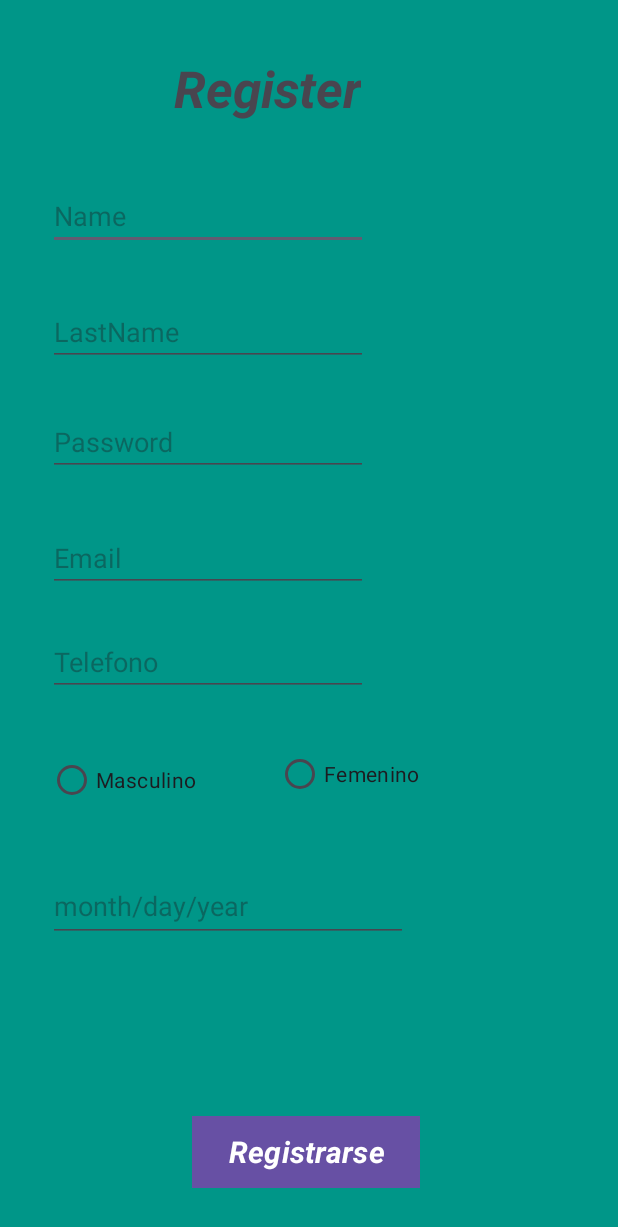
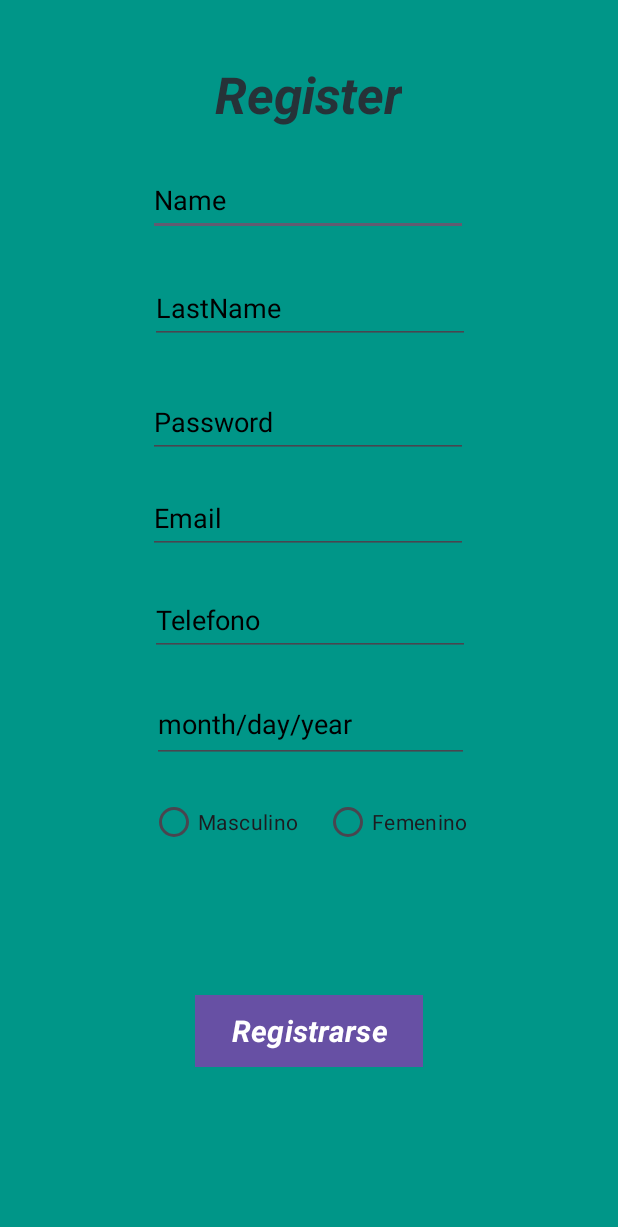
Before and after one commit to ChrisitanZ/API-StudyMentor, an Android app: the layout activity_register.xml on its own in the app's theme, with its tools: preview values and no code run, on a phone screen of 412 x 824 dp. Shown: the top 1227 px of the screen. Run offline under Robolectric (Android 15) with nearby library versions, the phone set to English and light mode, and no system bars.

Commit message:
Corrección de constraits y Hardcoded text

```diff
--- a/app/src/main/res/layout/activity_register.xml
+++ b/app/src/main/res/layout/activity_register.xml
@@ -12,13 +12,17 @@
         android:id="@+id/txRegister"
         android:layout_width="wrap_content"
         android:layout_height="wrap_content"
-        android:layout_marginStart="116dp"
-        android:layout_marginTop="36dp"
+        android:layout_marginStart="150dp"
+        android:layout_marginTop="40dp"
+        android:layout_marginEnd="150dp"
         android:fontFamily="sans-serif"
-        android:text="Register"
+        android:text="@string/tvRegister_RegisterActivity"
         android:textAlignment="center"
+        android:textColor="#263238"
         android:textSize="34sp"
         android:textStyle="bold|italic"
+        app:layout_constraintEnd_toEndOf="parent"
+        app:layout_constraintHorizontal_bias="0.538"
         app:layout_constraintStart_toStartOf="parent"
         app:layout_constraintTop_toTopOf="parent" />
 
@@ -26,11 +30,17 @@
         android:id="@+id/etName"
         android:layout_width="wrap_content"
         android:layout_height="wrap_content"
-        android:layout_marginStart="32dp"
-        android:layout_marginTop="40dp"
+        android:layout_marginStart="50dp"
+        android:layout_marginTop="24dp"
+        android:layout_marginEnd="50dp"
+        android:autofillHints=""
         android:ems="10"
-        android:hint="Name"
+        android:hint="@string/etName_RegisterActivity"
         android:inputType="text"
+        android:minHeight="48dp"
+        android:textColorHint="#000000"
+        app:layout_constraintEnd_toEndOf="parent"
+        app:layout_constraintHorizontal_bias="0.495"
         app:layout_constraintStart_toStartOf="parent"
         app:layout_constraintTop_toBottomOf="@+id/txRegister" />
 
@@ -38,11 +48,17 @@
         android:id="@+id/etLastName"
         android:layout_width="wrap_content"
         android:layout_height="wrap_content"
-        android:layout_marginStart="32dp"
-        android:layout_marginTop="32dp"
+        android:layout_marginStart="50dp"
+        android:layout_marginTop="24dp"
+        android:layout_marginEnd="50dp"
+        android:autofillHints=""
         android:ems="10"
-        android:hint="LastName"
+        android:hint="@string/etLastname_RegisterActivity"
         android:inputType="text"
+        android:minHeight="48dp"
+        android:textColorHint="#000000"
+        app:layout_constraintEnd_toEndOf="parent"
+        app:layout_constraintHorizontal_bias="0.504"
         app:layout_constraintStart_toStartOf="parent"
         app:layout_constraintTop_toBottomOf="@+id/etName" />
 
@@ -50,11 +66,17 @@
         android:id="@+id/etxPassword"
         android:layout_width="wrap_content"
         android:layout_height="wrap_content"
-        android:layout_marginStart="32dp"
+        android:layout_marginStart="50dp"
         android:layout_marginTop="28dp"
+        android:layout_marginEnd="50dp"
+        android:autofillHints=""
         android:ems="10"
-        android:hint="Password"
+        android:hint="@string/etPassword_RegisterActivity"
         android:inputType="textPassword"
+        android:minHeight="48dp"
+        android:textColorHint="#000000"
+        app:layout_constraintEnd_toEndOf="parent"
+        app:layout_constraintHorizontal_bias="0.495"
         app:layout_constraintStart_toStartOf="parent"
         app:layout_constraintTop_toBottomOf="@+id/etLastName" />
 
@@ -62,11 +84,17 @@
         android:id="@+id/etxEmail"
         android:layout_width="wrap_content"
         android:layout_height="wrap_content"
-        android:layout_marginStart="32dp"
-        android:layout_marginTop="32dp"
+        android:layout_marginStart="50dp"
+        android:layout_marginTop="16dp"
+        android:layout_marginEnd="50dp"
+        android:autofillHints=""
         android:ems="10"
-        android:hint="Email"
+        android:hint="@string/etEmail_RegisterActivity"
         android:inputType="textEmailAddress"
+        android:minHeight="48dp"
+        android:textColorHint="#000000"
+        app:layout_constraintEnd_toEndOf="parent"
+        app:layout_constraintHorizontal_bias="0.495"
         app:layout_constraintStart_toStartOf="parent"
         app:layout_constraintTop_toBottomOf="@+id/etxPassword" />
 
@@ -74,33 +102,32 @@
         android:id="@+id/editTextPhone"
         android:layout_width="wrap_content"
         android:layout_height="wrap_content"
-        android:layout_marginStart="32dp"
-        android:layout_marginTop="24dp"
+        android:layout_marginStart="50dp"
+        android:layout_marginTop="20dp"
+        android:layout_marginEnd="50dp"
+        android:autofillHints=""
         android:ems="10"
-        android:hint="Telefono"
+        android:hint="@string/etTelefono_RegisterActivity"
         android:inputType="phone"
+        android:minHeight="48dp"
+        android:textColorHint="#000000"
+        app:layout_constraintEnd_toEndOf="parent"
+        app:layout_constraintHorizontal_bias="0.504"
         app:layout_constraintStart_toStartOf="parent"
         app:layout_constraintTop_toBottomOf="@+id/etxEmail" />
 
-    <RadioGroup
-        android:id="@+id/radioGroupGender"
-        android:layout_width="wrap_content"
-        android:layout_height="wrap_content"
-        android:layout_marginTop="20dp"
-        android:orientation="horizontal"
-        android:checkedButton="@+id/radioButtonMale">
-
-    </RadioGroup>
-
     <EditText
         android:id="@+id/editTextDateOfBirth"
-        android:layout_width="240dp"
-        android:layout_height="48dp"
-        android:layout_marginStart="32dp"
-        android:layout_marginTop="116dp"
+        android:layout_width="211dp"
+        android:layout_height="51dp"
+        android:layout_marginTop="20dp"
+        android:autofillHints=""
         android:focusable="false"
-        android:hint="month/day/year"
+        android:hint="@string/etDate_RegisterActivity"
         android:inputType="date"
+        android:textColorHint="#000000"
+        app:layout_constraintEnd_toEndOf="parent"
+        app:layout_constraintHorizontal_bias="0.505"
         app:layout_constraintStart_toStartOf="parent"
         app:layout_constraintTop_toBottomOf="@+id/editTextPhone" />
 
@@ -108,34 +135,36 @@
         android:id="@+id/btRegister"
         android:layout_width="wrap_content"
         android:layout_height="wrap_content"
-        android:layout_marginStart="128dp"
-        android:layout_marginBottom="32dp"
+        android:layout_marginTop="50dp"
+        android:layout_marginBottom="72dp"
         android:background="#009688"
         android:fontFamily="sans-serif"
-        android:text="Registrarse"
+        android:text="@string/btRegister_RegisterActivity"
         android:textSize="20sp"
         android:textStyle="bold|italic"
         app:layout_constraintBottom_toBottomOf="parent"
-        app:layout_constraintStart_toStartOf="parent" />
+        app:layout_constraintEnd_toEndOf="parent"
+        app:layout_constraintStart_toStartOf="parent"
+        app:layout_constraintTop_toBottomOf="@+id/radioButtonFemale" />
 
     <RadioButton
         android:id="@+id/radioButtonMale"
         android:layout_width="wrap_content"
         android:layout_height="wrap_content"
-        android:layout_marginStart="32dp"
-        android:layout_marginTop="32dp"
-        android:text="Masculino"
+        android:layout_marginStart="100dp"
+        android:layout_marginTop="15dp"
+        android:text="@string/rbMasculino_RegisterActivity"
         app:layout_constraintStart_toStartOf="parent"
-        app:layout_constraintTop_toBottomOf="@+id/editTextPhone" />
+        app:layout_constraintTop_toBottomOf="@+id/editTextDateOfBirth" />
 
     <RadioButton
         android:id="@+id/radioButtonFemale"
         android:layout_width="wrap_content"
         android:layout_height="wrap_content"
-        android:layout_marginTop="28dp"
-        android:layout_marginEnd="132dp"
-        android:text="Femenino"
+        android:layout_marginTop="15dp"
+        android:layout_marginEnd="100dp"
+        android:text="@string/rbFemenino_RegisterActivity"
         app:layout_constraintEnd_toEndOf="parent"
-        app:layout_constraintTop_toBottomOf="@+id/editTextPhone" />
+        app:layout_constraintTop_toBottomOf="@+id/editTextDateOfBirth" />
 
 </androidx.constraintlayout.widget.ConstraintLayout>
--- a/app/src/main/res/values/strings.xml
+++ b/app/src/main/res/values/strings.xml
@@ -1,3 +1,23 @@
 <resources>
     <string name="app_name">StudyMentor</string>
+    <string name="btRegister_LoginActivity">Registrarse</string>
+    <string name="btLogin_LoginActivity">Login</string>
+    <string name="etPassword_LoginActivity">Password</string>
+    <string name="etEmail_LoginActivity">Email</string>
+    <string name="tvLogin_LoginActivity">Login</string>
+    <string name="btRegister_RegisterActivity">Registrarse</string>
+    <string name="tvRegister_RegisterActivity">Register</string>
+    <string name="etName_RegisterActivity">Name</string>
+    <string name="etLastname_RegisterActivity">LastName</string>
+    <string name="etEmail_RegisterActivity">Email</string>
+    <string name="etPassword_RegisterActivity">Password</string>
+    <string name="etTelefono_RegisterActivity">Telefono</string>
+    <string name="etDate_RegisterActivity">month/day/year</string>
+    <string name="rbFemenino_RegisterActivity">Femenino</string>
+    <string name="rbMasculino_RegisterActivity">Masculino</string>
+    <string name="btStudent_MainActivity">Estudiante</string>
+    <string name="btTeacher_MainActivity">Profesor</string>
+    <string name="ivStudent_MainActivity">TODO</string>
+    <string name="ivTeacher_MainActivity">TODO</string>
+    <string name="tvRol_MainActivity">Elije tu rol:</string>
 </resources>
```
Also changed, not shown: app/src/main/res/layout/activity_login.xml (+30 -13 lines), app/src/main/res/layout/activity_main.xml (+17 -12 lines).
